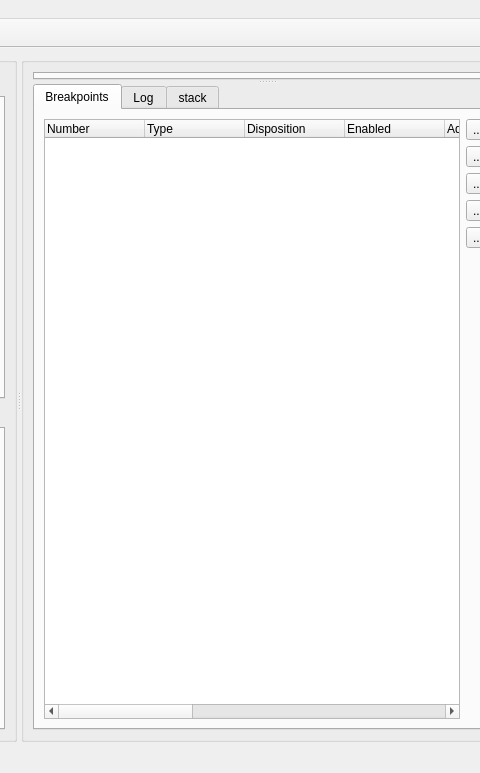
The window that src/mainwindow.ui (guofuwei/Course-Exercise-of-Software-Design) describes before a commit, drawn with Qt 5; both pictures show x 439 to 919 and y 0 to 773 of the 1412 by 773 pixel window.
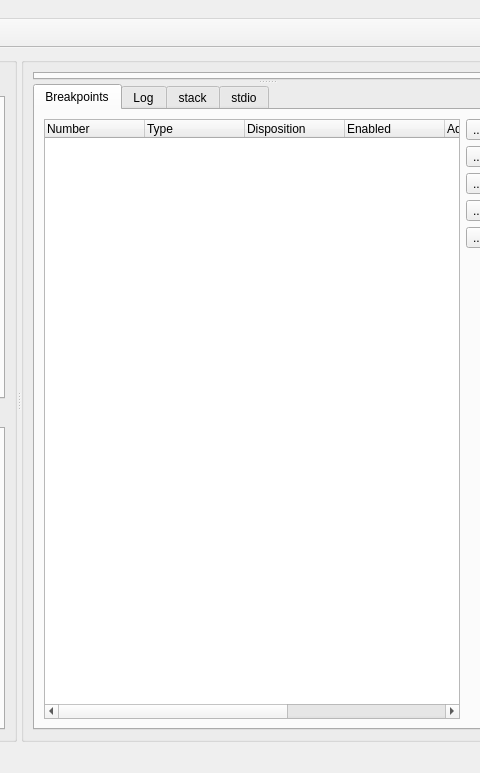
The same window after the commit. The open tabs and pages were chosen to show the change. Icons and pictures are not drawn. Custom widgets are drawn as their Qt base class.

Diff of the .ui file:
```diff
--- a/src/mainwindow.ui
+++ b/src/mainwindow.ui
@@ -248,7 +248,7 @@
              <item row="0" column="0">
               <widget class="QTreeWidget" name="breakpointsTreeWidget">
                <property name="columnCount">
-                <number>12</number>
+                <number>7</number>
                </property>
                <column>
                 <property name="text">
@@ -285,31 +285,6 @@
                  <string>File</string>
                 </property>
                </column>
-               <column>
-                <property name="text">
-                 <string>Fullname</string>
-                </property>
-               </column>
-               <column>
-                <property name="text">
-                 <string>Line</string>
-                </property>
-               </column>
-               <column>
-                <property name="text">
-                 <string>Thread Groups</string>
-                </property>
-               </column>
-               <column>
-                <property name="text">
-                 <string>Times</string>
-                </property>
-               </column>
-               <column>
-                <property name="text">
-                 <string>Original Location</string>
-                </property>
-               </column>
               </widget>
              </item>
             </layout>
@@ -376,6 +351,16 @@
              </item>
             </layout>
            </widget>
+           <widget class="QWidget" name="stdioWidget">
+            <attribute name="title">
+             <string>stdio</string>
+            </attribute>
+            <layout class="QGridLayout" name="gridLayout_3">
+             <item row="0" column="0">
+              <widget class="QPlainTextEdit" name="plainTextEditStdOut"/>
+             </item>
+            </layout>
+           </widget>
           </widget>
          </widget>
         </item>
```
Left out of the diff: 2 changed lines with no effect on the pictures.
